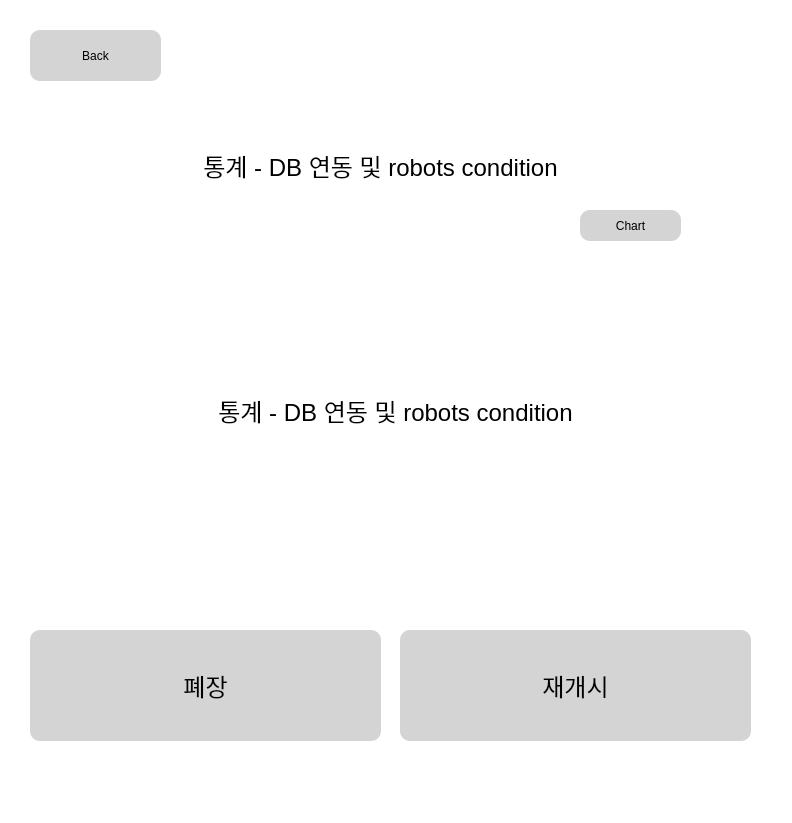
Qt form turtle_musium/resource/monitoring_ui.ui (GooMinjae/turtle_museum) before a commit.
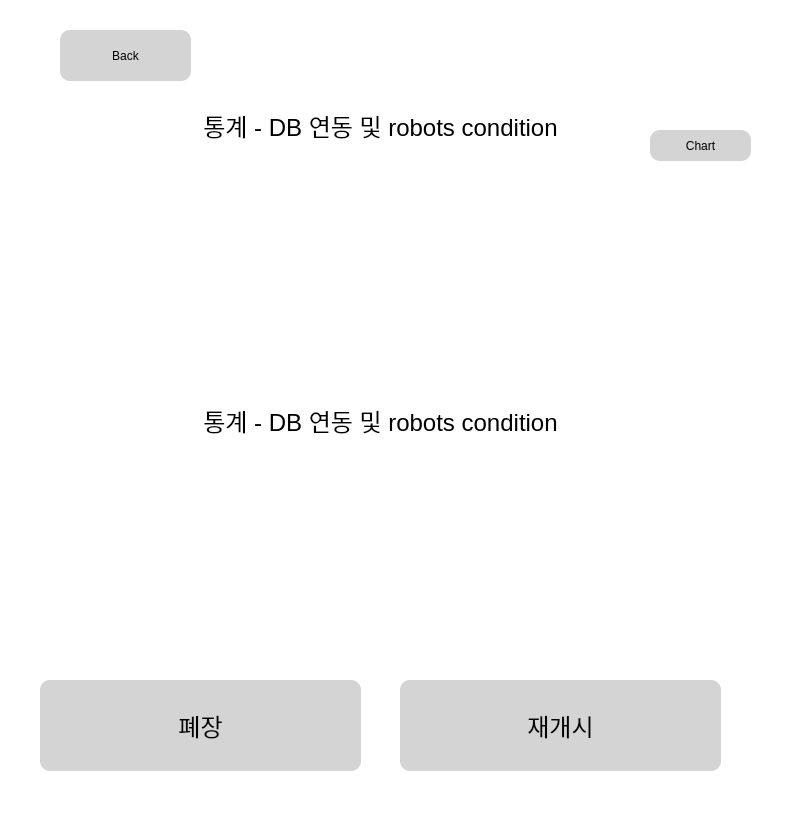
The same form after that commit. The open tabs and pages were chosen to show the change.

What changed in the file:
```diff
--- a/turtle_musium/resource/monitoring_ui.ui
+++ b/turtle_musium/resource/monitoring_ui.ui
@@ -338,10 +338,10 @@
      <widget class="QLabel" name="db_label">
       <property name="geometry">
        <rect>
-        <x>110</x>
-        <y>170</y>
-        <width>571</width>
-        <height>321</height>
+        <x>40</x>
+        <y>90</y>
+        <width>681</width>
+        <height>501</height>
        </rect>
       </property>
       <property name="font">
@@ -359,10 +359,10 @@
      <widget class="QPushButton" name="close_btn">
       <property name="geometry">
        <rect>
-        <x>30</x>
-        <y>550</y>
-        <width>351</width>
-        <height>111</height>
+        <x>40</x>
+        <y>600</y>
+        <width>321</width>
+        <height>91</height>
        </rect>
       </property>
       <property name="font">
@@ -394,7 +394,7 @@
       <property name="geometry">
        <rect>
         <x>120</x>
-        <y>60</y>
+        <y>20</y>
         <width>521</width>
         <height>51</height>
        </rect>
@@ -415,9 +415,9 @@
       <property name="geometry">
        <rect>
         <x>400</x>
-        <y>550</y>
-        <width>351</width>
-        <height>111</height>
+        <y>600</y>
+        <width>321</width>
+        <height>91</height>
        </rect>
       </property>
       <property name="font">
@@ -448,8 +448,8 @@
      <widget class="QPushButton" name="chart_btn">
       <property name="geometry">
        <rect>
-        <x>580</x>
-        <y>130</y>
+        <x>650</x>
+        <y>50</y>
         <width>101</width>
         <height>31</height>
        </rect>
@@ -479,7 +479,7 @@
    <widget class="QPushButton" name="back_btn">
     <property name="geometry">
      <rect>
-      <x>30</x>
+      <x>60</x>
       <y>30</y>
       <width>131</width>
       <height>51</height>
```
